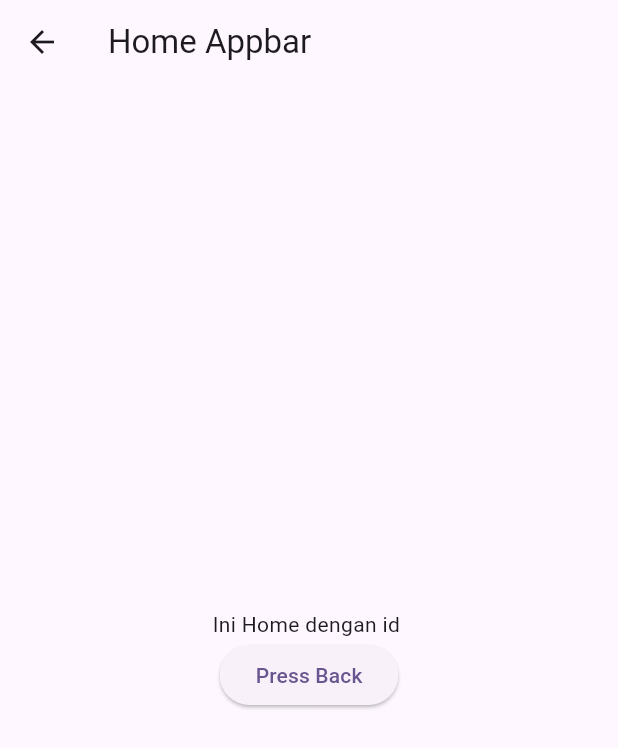
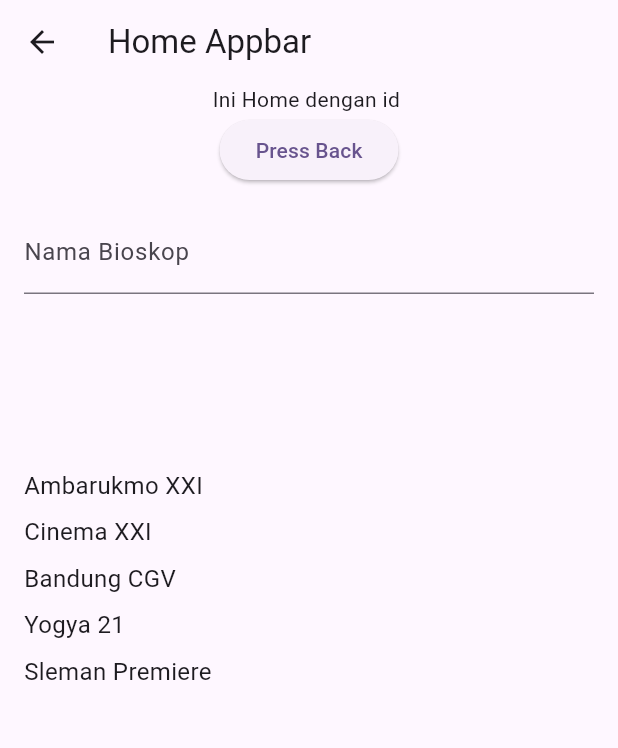
Before and after one commit to thesmalleyes/slicing-and-navigator, a Flutter app: the HomePage screen opened directly with empty values, on a phone screen of 412 x 824 dp. Shown: the top 748 px of the screen. Run offline on Flutter 3.47's test engine with Material 3 defaults, Android fonts, the phone set to English and light mode, and no system bars; our stand-ins replace flutter_svg, go_router, google_fonts.

Commit message:
added example of using text search

```diff
--- a/lib/button_login.dart
+++ b/lib/button_login.dart
@@ -53,8 +53,9 @@ class ButtonLogin extends StatelessWidget {
           // context.go('/test-pop');
           // context.push('/test/123');
         },
-        style: ElevatedButton.styleFrom(backgroundColor: Color(0XFF867AD2)),
-        child: Text(
+        style:
+            ElevatedButton.styleFrom(backgroundColor: const Color(0XFF867AD2)),
+        child: const Text(
           'Login',
           style: TextStyle(color: Colors.white),
         ),
--- a/lib/home_page.dart
+++ b/lib/home_page.dart
@@ -9,20 +9,46 @@ class HomePage extends StatefulWidget {
 }
 
 class _HomePageState extends State<HomePage> {
+  List<String> bioskopList = [
+    'Ambarukmo XXI',
+    'Cinema XXI',
+    'Bandung CGV',
+    'Yogya 21',
+    'Sleman Premiere'
+  ];
+  List<String> bioskopFilteredList = [];
+  final searchController = TextEditingController();
+
+  @override
+  void initState() {
+    bioskopFilteredList.addAll(bioskopList);
+    super.initState();
+  }
+
   @override
   void dispose() {
     print('Dispose is running');
     super.dispose();
   }
 
+  searchBioskop(String keyword) {
+    final bioskopFiltered = bioskopList.where(
+        (bioskop) => bioskop.toLowerCase().contains(keyword.toLowerCase()));
+    setState(() {
+      bioskopFilteredList
+        ..clear()
+        ..addAll(bioskopFiltered.toList());
+    });
+  }
+
   @override
   Widget build(BuildContext context) {
+    final size = MediaQuery.of(context).size;
     return Scaffold(
       appBar: AppBar(
-        title: Text('Home Appbar'),
+        title: const Text('Home Appbar'),
       ),
-      body: Center(
-        child: Column(
+      body: Column(
         mainAxisSize: MainAxisSize.min,
         children: [
           Text('Ini Home dengan id ${widget.id}'),
@@ -30,9 +56,38 @@ class _HomePageState extends State<HomePage> {
               onPressed: () {
                 Navigator.pop(context);
               },
-                child: Text('Press Back'))
+              child: const Text('Press Back')),
+          Container(
+            padding: const EdgeInsets.all(16),
+            width: size.width,
+            child: TextFormField(
+              controller: searchController,
+              decoration: const InputDecoration(
+                  label: Text('Nama Bioskop'),
+                  hintText: 'Masukkan Nama Bioskop'),
+              onChanged: searchBioskop,
+            ),
+          ),
+          const SizedBox(
+            height: 100,
+          ),
+          bioskopFilteredList.isEmpty
+              ? const Text('Pencarian Tidak ditemukan')
+              : Expanded(
+                  child: ListView.builder(
+                    itemCount: bioskopFilteredList.length,
+                    itemBuilder: (BuildContext context, int index) {
+                      return Padding(
+                        padding: const EdgeInsets.only(left: 16.0, bottom: 8),
+                        child: Text(
+                          bioskopFilteredList[index],
+                          style: const TextStyle(fontSize: 16),
+                        ),
+                      );
+                    },
+                  ),
+                ),
         ],
-        ),
       ),
     );
   }
--- a/lib/main.dart
+++ b/lib/main.dart
@@ -1,6 +1,4 @@
 import 'package:flutter/material.dart';
-import 'package:movieapp/home_page.dart';
-import 'package:movieapp/login_page.dart';
 import 'package:movieapp/routers.dart';
 
 void main() {
```
Also changed, not shown: lib/form_login.dart (+5 -6 lines), lib/login_page.dart (+3 -6 lines). Lines whose indentation alone changed are shown as unchanged.
